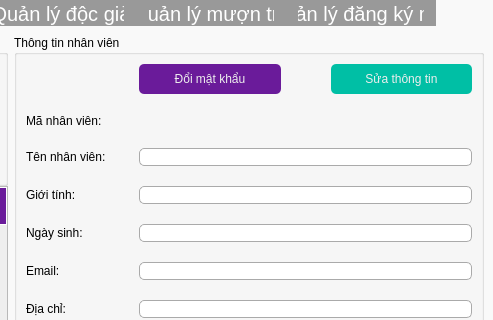
This is admin.ui in duydvu/Library as Qt 5 draws it before an edit; both pictures show x 314 to 807 and y 0 to 320 of the 807 by 563 pixel window. The edited form follows.
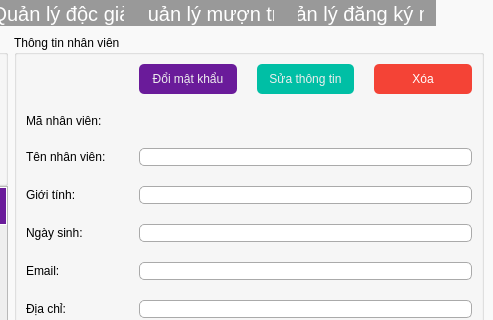
This is the edited form. The open tabs and pages were chosen to show the change.

```diff
--- a/admin.ui
+++ b/admin.ui
@@ -261,7 +261,7 @@
               <widget class="QWidget" name="customize" native="true">
                <layout class="QHBoxLayout" name="horizontalLayout_2">
                 <property name="spacing">
-                 <number>50</number>
+                 <number>20</number>
                 </property>
                 <property name="leftMargin">
                  <number>0</number>
@@ -327,6 +327,30 @@
                   </property>
                  </widget>
                 </item>
+                <item>
+                 <widget class="QPushButton" name="removeStaff">
+                  <property name="cursor">
+                   <cursorShape>PointingHandCursor</cursorShape>
+                  </property>
+                  <property name="styleSheet">
+                   <string notr="true">QPushButton{
+	height: 30px;
+	border-width: 0px;
+	border-radius: 5px;
+	background-color: #F44336;
+	color: #fff;
+	outline: none;
+	font: 15pt &quot;Myriad Pro Cond&quot;;
+}
+QPushButton:hover{
+	background-color: #EF5350;
+}</string>
+                  </property>
+                  <property name="text">
+                   <string>Xóa</string>
+                  </property>
+                 </widget>
+                </item>
                </layout>
               </widget>
              </item>
```
Left out of the diff: 40 changed lines with no effect on the pictures.
